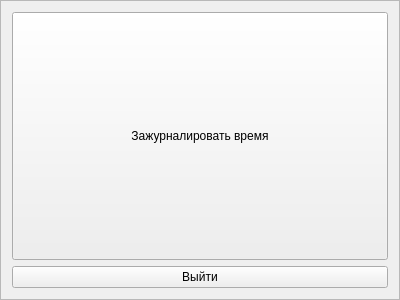
xaionaro/tasks, file mainwindowandroid.ui: the form before one commit.
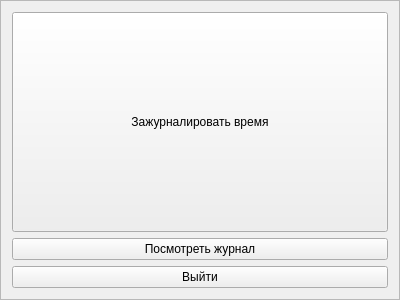
The form after the commit.

Commit message: Continued work on ShowTimeWindow

```diff
--- a/mainwindowandroid.ui
+++ b/mainwindowandroid.ui
@@ -35,6 +35,13 @@
        </property>
       </widget>
      </item>
+     <item>
+      <widget class="QPushButton" name="showTimeWindowButton">
+       <property name="text">
+        <string>Посмотреть журнал</string>
+       </property>
+      </widget>
+     </item>
      <item>
       <widget class="QPushButton" name="quitButton">
        <property name="text">
```
The commit also changes 7 other files.
